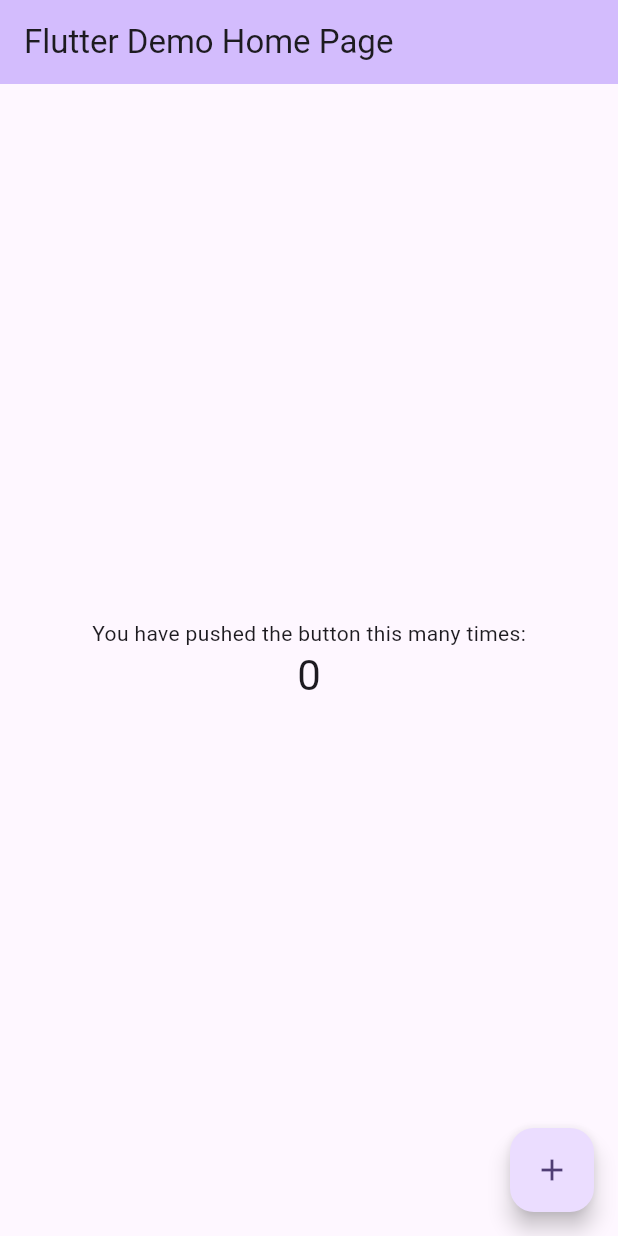
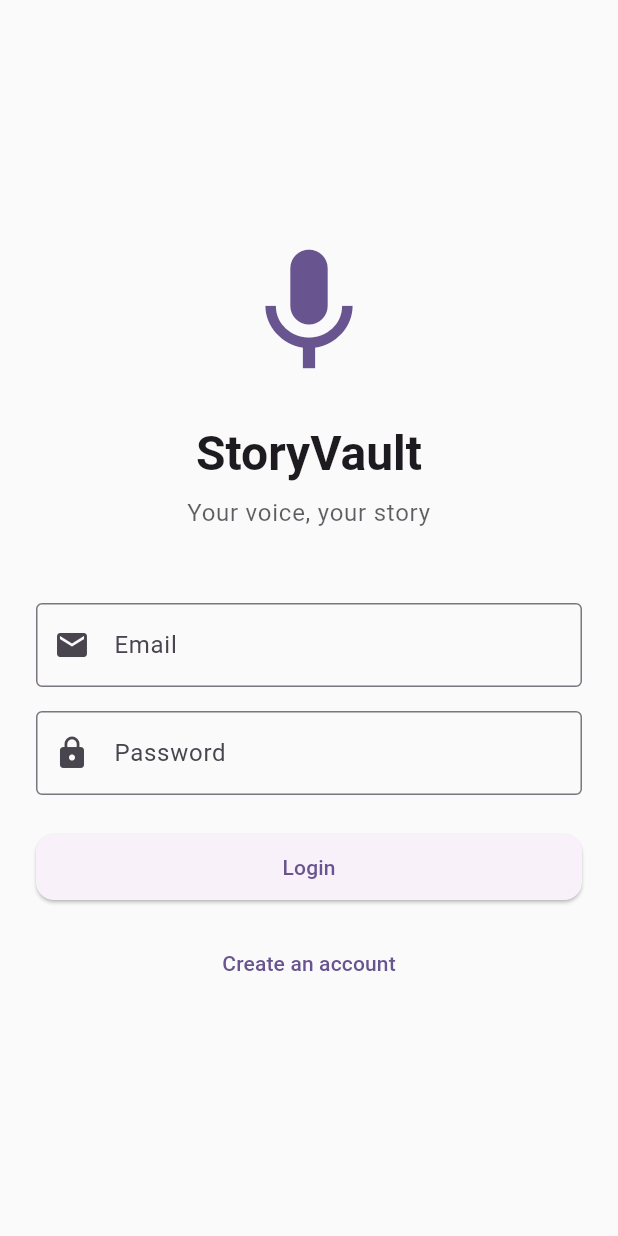
Before and after one commit to swapdicky/storyvault, a Flutter app: the screen it shows after launch, on a phone screen of 412 x 824 dp. Run offline on Flutter 3.47's test engine with Material 3 defaults, Android fonts, the phone set to English and light mode, and no system bars; our stand-ins replace flutter_riverpod, go_router, shared_preferences.

Commit message:
feat: implement production-ready Flutter architecture
- Add Riverpod for state management
- Add GoRouter for navigation
- Implement clean architecture with feature-first organization
- Create folder structure: core, features, shared
- Add placeholder screens: Splash, Login, Home, Record, Timeline, Profile
- Implement bottom navigation with Riverpod
- Add dark mode support with theme persistence
- Configure Material 3 theme with light/dark variants
- Set up routing configuration for all screens

```diff
--- /dev/null
+++ b/lib/core/constants/app_constants.dart
@@ -0,0 +1,20 @@
+class AppConstants {
+  // App Info
+  static const String appName = 'StoryVault';
+  static const String appVersion = '1.0.0';
+
+  // Routes
+  static const String splashRoute = '/splash';
+  static const String loginRoute = '/login';
+  static const String homeRoute = '/home';
+  static const String recordRoute = '/record';
+  static const String timelineRoute = '/timeline';
+  static const String profileRoute = '/profile';
+
+  // Navigation
+  static const Duration splashDelay = Duration(seconds: 2);
+
+  // Storage Keys
+  static const String themeKey = 'theme_mode';
+  static const String authTokenKey = 'auth_token';
+}
--- /dev/null
+++ b/lib/core/routing/app_router.dart
@@ -0,0 +1,48 @@
+import 'package:flutter/material.dart';
+import 'package:go_router/go_router.dart';
+import 'package:flutter_riverpod/flutter_riverpod.dart';
+import '../constants/app_constants.dart';
+import '../../features/auth/presentation/screens/login_screen.dart';
+import '../../features/home/presentation/screens/home_screen.dart';
+import '../../features/recording/presentation/screens/record_screen.dart';
+import '../../features/timeline/presentation/screens/timeline_screen.dart';
+import '../../features/profile/presentation/screens/profile_screen.dart';
+import '../../shared/presentation/screens/splash_screen.dart';
+
+final routerProvider = Provider<GoRouter>((ref) {
+  return GoRouter(
+    initialLocation: AppConstants.splashRoute,
+    routes: [
+      GoRoute(
+        path: AppConstants.splashRoute,
+        name: 'splash',
+        builder: (context, state) => const SplashScreen(),
+      ),
+      GoRoute(
+        path: AppConstants.loginRoute,
+        name: 'login',
+        builder: (context, state) => const LoginScreen(),
+      ),
+      GoRoute(
+        path: AppConstants.homeRoute,
+        name: 'home',
+        builder: (context, state) => const HomeScreen(),
+      ),
+      GoRoute(
+        path: AppConstants.recordRoute,
+        name: 'record',
+        builder: (context, state) => const RecordScreen(),
+      ),
+      GoRoute(
+        path: AppConstants.timelineRoute,
+        name: 'timeline',
+        builder: (context, state) => const TimelineScreen(),
+      ),
+      GoRoute(
+        path: AppConstants.profileRoute,
+        name: 'profile',
+        builder: (context, state) => const ProfileScreen(),
+      ),
+    ],
+  );
+});
--- /dev/null
+++ b/lib/core/theme/app_theme.dart
@@ -0,0 +1,61 @@
+import 'package:flutter/material.dart';
+
+class AppTheme {
+  static ThemeData get lightTheme {
+    return ThemeData(
+      useMaterial3: true,
+      colorScheme: ColorScheme.fromSeed(
+        seedColor: Colors.deepPurple,
+        brightness: Brightness.light,
+      ),
+      scaffoldBackgroundColor: Colors.grey[50],
+      appBarTheme: const AppBarTheme(
+        centerTitle: true,
+        elevation: 0,
+      ),
+      cardTheme: CardThemeData(
+        elevation: 2,
+        shape: RoundedRectangleBorder(
+          borderRadius: BorderRadius.circular(12),
+        ),
+      ),
+      elevatedButtonTheme: ElevatedButtonThemeData(
+        style: ElevatedButton.styleFrom(
+          shape: RoundedRectangleBorder(
+            borderRadius: BorderRadius.circular(12),
+          ),
+          padding: const EdgeInsets.symmetric(horizontal: 24, vertical: 12),
+        ),
+      ),
+    );
+  }
+
+  static ThemeData get darkTheme {
+    return ThemeData(
+      useMaterial3: true,
+      colorScheme: ColorScheme.fromSeed(
+        seedColor: Colors.deepPurple,
+        brightness: Brightness.dark,
+      ),
+      scaffoldBackgroundColor: Colors.grey[900],
+      appBarTheme: const AppBarTheme(
+        centerTitle: true,
+        elevation: 0,
+      ),
+      cardTheme: CardThemeData(
+        elevation: 2,
+        shape: RoundedRectangleBorder(
+          borderRadius: BorderRadius.circular(12),
+        ),
+      ),
+      elevatedButtonTheme: ElevatedButtonThemeData(
+        style: ElevatedButton.styleFrom(
+          shape: RoundedRectangleBorder(
+            borderRadius: BorderRadius.circular(12),
+          ),
+          padding: const EdgeInsets.symmetric(horizontal: 24, vertical: 12),
+        ),
+      ),
+    );
+  }
+}
--- /dev/null
+++ b/lib/features/auth/presentation/screens/login_screen.dart
@@ -0,0 +1,74 @@
+import 'package:flutter/material.dart';
+import 'package:go_router/go_router.dart';
+import '../../../../core/constants/app_constants.dart';
+
+class LoginScreen extends StatelessWidget {
+  const LoginScreen({super.key});
+
+  @override
+  Widget build(BuildContext context) {
+    return Scaffold(
+      body: SafeArea(
+        child: Padding(
+          padding: const EdgeInsets.all(24.0),
+          child: Column(
+            mainAxisAlignment: MainAxisAlignment.center,
+            crossAxisAlignment: CrossAxisAlignment.stretch,
+            children: [
+              Icon(
+                Icons.mic,
+                size: 100,
+                color: Theme.of(context).colorScheme.primary,
+              ),
+              const SizedBox(height: 24),
+              Text(
+                AppConstants.appName,
+                style: Theme.of(context).textTheme.headlineLarge?.copyWith(
+                      fontWeight: FontWeight.bold,
+                    ),
+                textAlign: TextAlign.center,
+              ),
+              const SizedBox(height: 8),
+              Text(
+                'Your voice, your story',
+                style: Theme.of(context).textTheme.bodyLarge?.copyWith(
+                      color: Theme.of(context).colorScheme.onSurface.withOpacity(0.7),
+                    ),
+                textAlign: TextAlign.center,
+              ),
+              const SizedBox(height: 48),
+              TextField(
+                decoration: const InputDecoration(
+                  labelText: 'Email',
+                  hintText: 'Enter your email',
+                  prefixIcon: Icon(Icons.email),
+                  border: OutlineInputBorder(),
+                ),
+              ),
+              const SizedBox(height: 16),
+              TextField(
+                obscureText: true,
+                decoration: const InputDecoration(
+                  labelText: 'Password',
+                  hintText: 'Enter your password',
+                  prefixIcon: Icon(Icons.lock),
+                  border: OutlineInputBorder(),
+                ),
+              ),
+              const SizedBox(height: 24),
+              ElevatedButton(
+                onPressed: () => context.go(AppConstants.homeRoute),
+                child: const Text('Login'),
+              ),
+              const SizedBox(height: 16),
+              TextButton(
+                onPressed: () {},
+                child: const Text('Create an account'),
+              ),
+            ],
+          ),
+        ),
+      ),
+    );
+  }
+}
--- a/lib/main.dart
+++ b/lib/main.dart
@@ -1,122 +1,32 @@
 import 'package:flutter/material.dart';
+import 'package:flutter_riverpod/flutter_riverpod.dart';
+import 'core/routing/app_router.dart';
+import 'core/theme/app_theme.dart';
+import 'core/theme/theme_provider.dart';
 
 void main() {
-  runApp(const MyApp());
+  runApp(
+    const ProviderScope(
+      child: MyApp(),
+    ),
+  );
 }
 
-class MyApp extends StatelessWidget {
+class MyApp extends ConsumerWidget {
   const MyApp({super.key});
 
-  // This widget is the root of your application.
   @override
-  Widget build(BuildContext context) {
-    return MaterialApp(
-      title: 'Flutter Demo',
-      theme: ThemeData(
-        // This is the theme of your application.
-        //
-        // TRY THIS: Try running your application with "flutter run". You'll see
-        // the application has a purple toolbar. Then, without quitting the app,
-        // try changing the seedColor in the colorScheme below to Colors.green
-        // and then invoke "hot reload" (save your changes or press the "hot
-        // reload" button in a Flutter-supported IDE, or press "r" if you used
-        // the command line to start the app).
-        //
-        // Notice that the counter didn't reset back to zero; the application
-        // state is not lost during the reload. To reset the state, use hot
-        // restart instead.
-        //
-        // This works for code too, not just values: Most code changes can be
-        // tested with just a hot reload.
-        colorScheme: .fromSeed(seedColor: Colors.deepPurple),
-      ),
-      home: const MyHomePage(title: 'Flutter Demo Home Page'),
+  Widget build(BuildContext context, WidgetRef ref) {
+    final themeMode = ref.watch(themeProvider);
+    final router = ref.watch(routerProvider);
+
+    return MaterialApp.router(
+      title: 'StoryVault',
+      debugShowCheckedModeBanner: false,
+      theme: AppTheme.lightTheme,
+      darkTheme: AppTheme.darkTheme,
+      themeMode: themeMode,
+      routerConfig: router,
     );
   }
 }
-
-class MyHomePage extends StatefulWidget {
-  const MyHomePage({super.key, required this.title});
-
-  // This widget is the home page of your application. It is stateful, meaning
-  // that it has a State object (defined below) that contains fields that affect
-  // how it looks.
-
-  // This class is the configuration for the state. It holds the values (in this
-  // case the title) provided by the parent (in this case the App widget) and
-  // used by the build method of the State. Fields in a Widget subclass are
-  // always marked "final".
-
-  final String title;
-
-  @override
-  State<MyHomePage> createState() => _MyHomePageState();
-}
-
-class _MyHomePageState extends State<MyHomePage> {
-  int _counter = 0;
-
-  void _incrementCounter() {
-    setState(() {
-      // This call to setState tells the Flutter framework that something has
-      // changed in this State, which causes it to rerun the build method below
-      // so that the display can reflect the updated values. If we changed
-      // _counter without calling setState(), then the build method would not be
-      // called again, and so nothing would appear to happen.
-      _counter++;
-    });
-  }
-
-  @override
-  Widget build(BuildContext context) {
-    // This method is rerun every time setState is called, for instance as done
-    // by the _incrementCounter method above.
-    //
-    // The Flutter framework has been optimized to make rerunning build methods
-    // fast, so that you can just rebuild anything that needs updating rather
-    // than having to individually change instances of widgets.
-    return Scaffold(
-      appBar: AppBar(
-        // TRY THIS: Try changing the color here to a specific color (to
-        // Colors.amber, perhaps?) and trigger a hot reload to see the AppBar
-        // change color while the other colors stay the same.
-        backgroundColor: Theme.of(context).colorScheme.inversePrimary,
-        // Here we take the value from the MyHomePage object that was created by
-        // the App.build method, and use it to set our appbar title.
-        title: Text(widget.title),
-      ),
-      body: Center(
-        // Center is a layout widget. It takes a single child and positions it
-        // in the middle of the parent.
-        child: Column(
-          // Column is also a layout widget. It takes a list of children and
-          // arranges them vertically. By default, it sizes itself to fit its
-          // children horizontally, and tries to be as tall as its parent.
-          //
-          // Column has various properties to control how it sizes itself and
-          // how it positions its children. Here we use mainAxisAlignment to
-          // center the children vertically; the main axis here is the vertical
-          // axis because Columns are vertical (the cross axis would be
-          // horizontal).
-          //
-          // TRY THIS: Invoke "debug painting" (choose the "Toggle Debug Paint"
-          // action in the IDE, or press "p" in the console), to see the
-          // wireframe for each widget.
-          mainAxisAlignment: .center,
-          children: [
-            const Text('You have pushed the button this many times:'),
-            Text(
-              '$_counter',
-              style: Theme.of(context).textTheme.headlineMedium,
-            ),
-          ],
-        ),
-      ),
-      floatingActionButton: FloatingActionButton(
-        onPressed: _incrementCounter,
-        tooltip: 'Increment',
-        child: const Icon(Icons.add),
-      ),
-    );
-  }
-}
```
Also changed, not shown: lib/core/theme/theme_provider.dart (added, +43 -0 lines), lib/features/home/presentation/screens/home_screen.dart (added, +40 -0 lines), lib/features/profile/presentation/screens/profile_screen.dart (added, +52 -0 lines), lib/features/recording/presentation/screens/record_screen.dart (added, +46 -0 lines), lib/features/timeline/presentation/screens/timeline_screen.dart (added, +40 -0 lines), lib/shared/presentation/screens/splash_screen.dart (added, +53 -0 lines), lib/shared/presentation/widgets/bottom_navigation.dart (added, +75 -0 lines), pubspec.yaml (+9 -0 lines), pubspec.lock, 1 other file.
